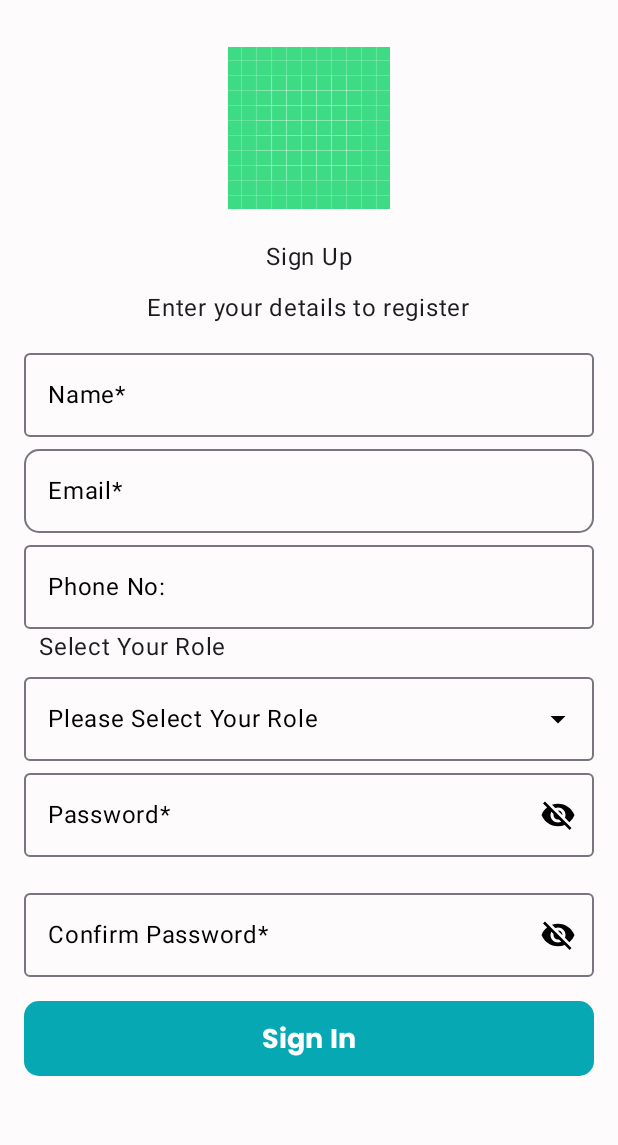
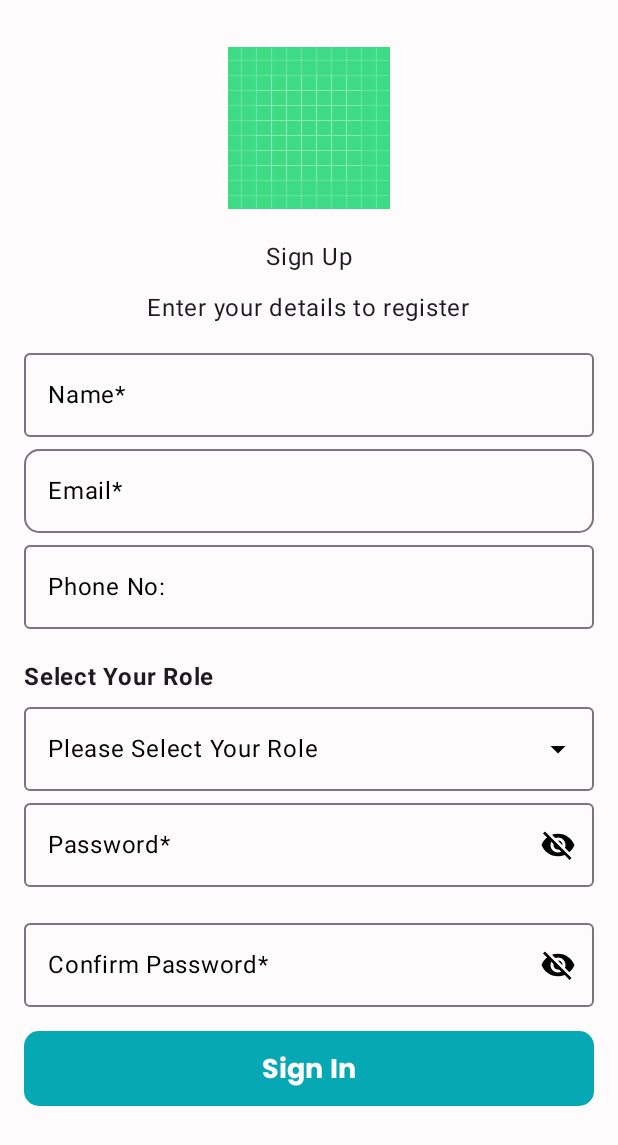
Before and after one commit to solutionsaint/auth-module, an Android app built with Jetpack Compose: the SignUpScreen screen opened through its navigation route, on a phone screen of 412 x 824 dp. Shown: the top 1145 px of the screen. Run offline under Robolectric (Android 15) with nearby library versions, the phone set to English and light mode, and no system bars; our stand-ins replace Dagger/Hilt's generated code, accompanist.

```diff
--- a/app/src/main/java/com/techlambda/onlineeducation/ui/signUp/SignUpScreen.kt
+++ b/app/src/main/java/com/techlambda/onlineeducation/ui/signUp/SignUpScreen.kt
@@ -59,8 +59,6 @@ import com.techlambda.onlineeducation.model.Response.LoginResponseModel
 import com.techlambda.onlineeducation.model.Response.SignUpResponseModel
 import com.techlambda.onlineeducation.navigation.LocalNavigationProvider
 import com.techlambda.onlineeducation.repository.auth.AuthRepository
-import com.techlambda.onlineeducation.ui.signin.SignInUiActions
-import com.techlambda.onlineeducation.ui.signin.SignInViewModel
 import com.techlambda.onlineeducation.utils.ApiResponse
 
 @OptIn(ExperimentalMaterial3Api::class)
@@ -125,7 +123,12 @@ fun SignUpScreen(viewModel: SignUpViewModel = hiltViewModel()) {
             keyboardOptions = KeyboardOptions(keyboardType = KeyboardType.Number),
         )
 
-        Text(text = "Select Your Role", modifier = Modifier.padding(start = 10.dp))
+        Text(
+            text = "Select Your Role",
+            modifier = Modifier.padding(top = 20.dp),
+            fontWeight = FontWeight.Bold,
+        )
+
         ExposedDropdownMenuBox(
             expanded = expanded,
             onExpandedChange = { expanded = !expanded }
```
